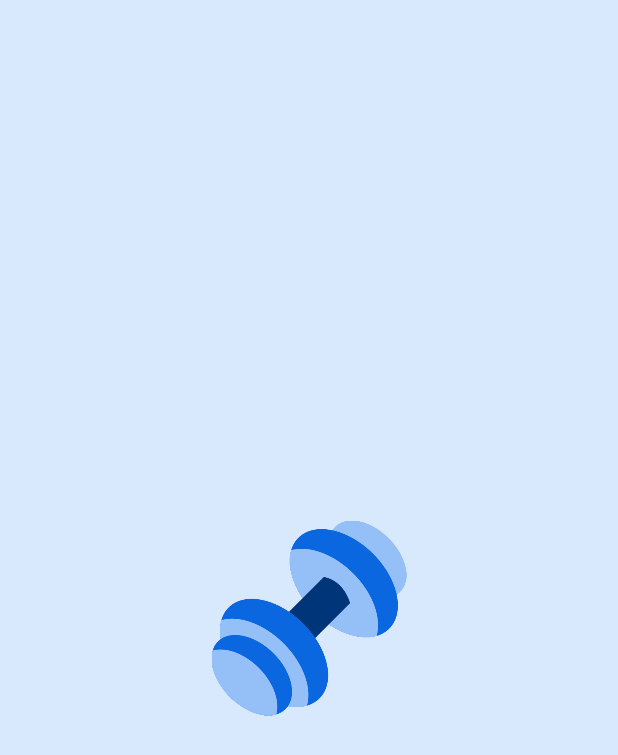
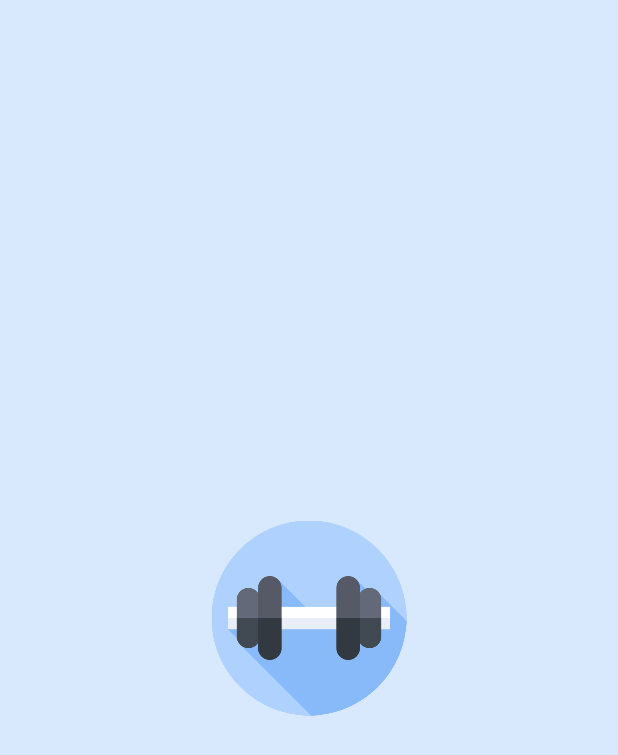
Before and after one commit to DATN-LYN/app-user-fitness, a Flutter app: the first screen one second after launch, on a phone screen of 412 x 824 dp. Shown: the top 755 px of the screen. Run offline on Flutter 3.47's test engine with Material 2 defaults, Android fonts, the phone set to English and light mode, and no system bars; our stand-ins replace adaptive_dialog, auto_route, built_collection, built_value, cached_network_image, dartz and 20 more; missing offline and left inert: adaptive_selector, cloudinary_public, dart_openai, ferry, ferry_exec, ferry_flutter and 8 more; accounts and stored records are empty; generated files the repository leaves out were written again.

```diff
--- a/fitness_app/assets/locales/vi-VN.json
+++ b/fitness_app/assets/locales/vi-VN.json
@@ -235,7 +235,7 @@
     "chart": "Biểu đồ",
     "chartType":[
       "cột",
-      "thanh",
+      "cột nằm ngang",
       "đường",
       "đường bậc thang"
     ]
--- a/fitness_app/lib/global/gen/assets.gen.dart
+++ b/fitness_app/lib/global/gen/assets.gen.dart
@@ -53,9 +53,6 @@ class $AssetsImagesGen {
   AssetGenImage get supportCenter =>
       const AssetGenImage('assets/images/support_center.png');
 
-  /// File path: assets/images/weight.png
-  AssetGenImage get weight => const AssetGenImage('assets/images/weight.png');
-
   /// List of all assets
   List<AssetGenImage> get values => [
         emptyData,
@@ -69,8 +66,7 @@ class $AssetsImagesGen {
         relax,
         running,
         sadFace,
-        supportCenter,
-        weight
+        supportCenter
       ];
 }
 
--- a/fitness_app/lib/global/gen/i18n.dart
+++ b/fitness_app/lib/global/gen/i18n.dart
@@ -851,9 +851,9 @@ class _I18n_vi_VN extends I18n {
 	/// "Biểu đồ"
 	@override
 	String get chart_Chart => "Biểu đồ";
-	/// ["cột", "thanh", "đường", "đường bậc thang"]
+	/// ["cột", "cột nằm ngang", "đường", "đường bậc thang"]
 	@override
-	List<String> get chart_ChartType => ["cột", "thanh", "đường", "đường bậc thang"];
+	List<String> get chart_ChartType => ["cột", "cột nằm ngang", "đường", "đường bậc thang"];
 	/// ["Nam", "Nữ", "Khác"]
 	@override
 	List<String> get gender => ["Nam", "Nữ", "Khác"];
--- a/fitness_app/lib/global/utils/constants.dart
+++ b/fitness_app/lib/global/utils/constants.dart
@@ -6,7 +6,8 @@ class Constants {
   static const String hiveGraphqlBox = '@graphql_box';
   static const String hiveUserCredentialsKey = '@hive_user_credentials_key';
   static const String hiveSearchKey = '@hive_file_search_key';
-  static const String graphQLEndpoint = 'http://localhost:3001/graphql';
+  static const String graphQLEndpoint =
+      'https://server-fitness-production.up.railway.app/graphql';
   static const String privacyPolicyUrl = 'https://www.google.com/';
   static const String termsAndConditionsUrl = 'https://www.google.com/';
   static const String introductionUrl = 'https://www.google.com/';
--- a/fitness_app/lib/modules/main/modules/home/widgets/category_list.dart
+++ b/fitness_app/lib/modules/main/modules/home/widgets/category_list.dart
@@ -105,6 +105,7 @@ class _CategoryListState extends ConsumerState<CategoryList> {
           return FitnessEmpty(
             title: i18n.categories_CategoryNotFound,
             message: i18n.common_PleasePullToTryAgain,
+            showImage: false,
           );
         }
 
--- a/fitness_app/lib/modules/splash/splash_page.dart
+++ b/fitness_app/lib/modules/splash/splash_page.dart
@@ -38,7 +38,7 @@ class _SplashPageState extends ConsumerState<SplashPage> {
     return Scaffold(
       backgroundColor: AppColors.primarySoft,
       body: Center(
-        child: Assets.images.weight.image(width: 130, height: 130),
+        child: Assets.images.logo.image(width: 130, height: 130),
       ),
     );
   }
```
Also changed, not shown: fitness_app/assets/images/weight.png (deleted), 3 other files.
